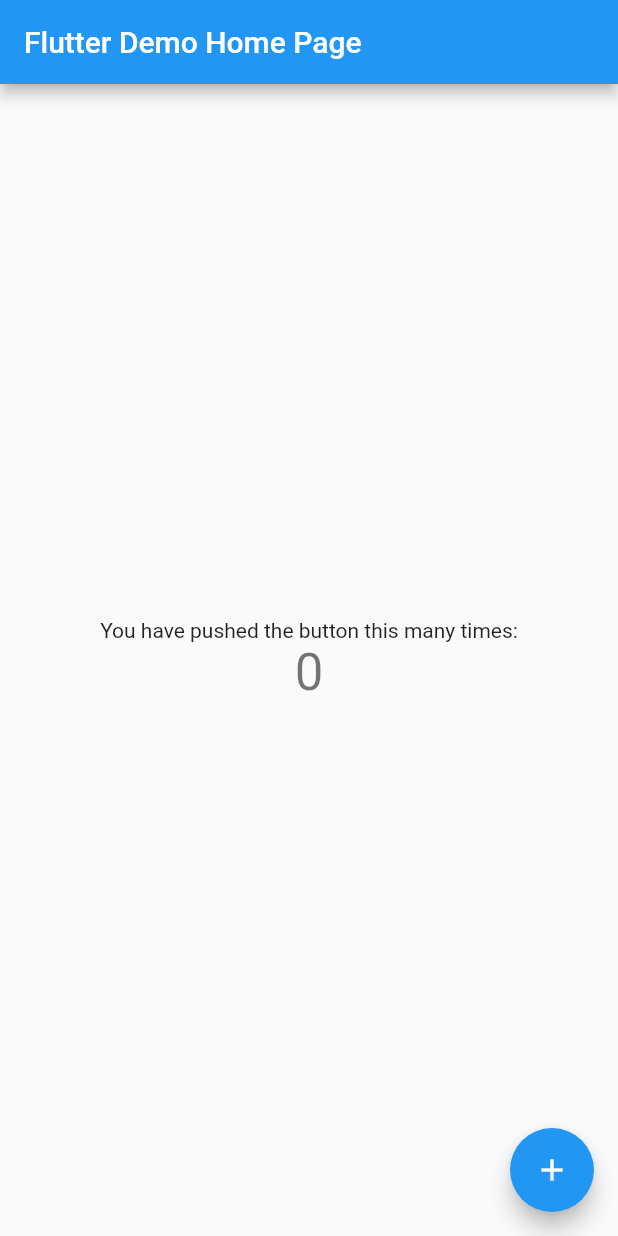
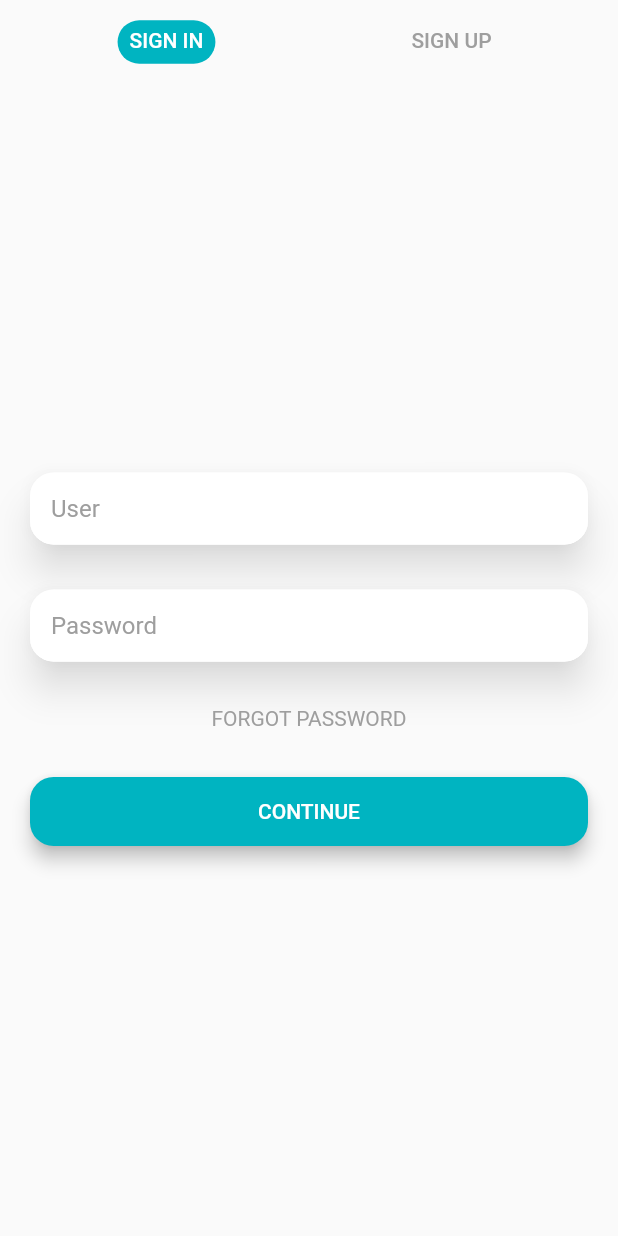
Before and after one commit to KennyCamba/ciprrd_service, a Flutter app: the screen it shows after launch, on a phone screen of 412 x 824 dp. Run offline on Flutter 3.47's test engine with Material 2 defaults, Android fonts, the light colour scheme and no system bars; our stand-ins replace sqflite, toast; accounts and stored records are empty.

Commit message:
Login y barra de navegacion

```diff
--- a/lib/main.dart
+++ b/lib/main.dart
@@ -1,5 +1,9 @@
-import 'package:ciprrd_service/sql/Insert.dart';
+import 'package:bubble_tab_indicator/bubble_tab_indicator.dart';
+import 'package:ciprrd_service/session/session.dart';
 import 'package:ciprrd_service/sql/models.dart' as models;
+import 'package:ciprrd_service/values/colors.dart';
+import 'package:ciprrd_service/views/login.dart';
+import 'package:flutter/cupertino.dart';
 import 'package:sqflite/sqflite.dart';
 
 import 'sql/connection.dart';
@@ -8,10 +12,15 @@
 void main() => runApp(MyApp());
 
 class MyApp extends StatelessWidget {
-  // This widget is the root of your application.
+  models.User user;
 
   void init() async{
     await Connection.getInstance().open("CIPRRDDB");
+    user = await Session.getUser();
+    if(user != null){
+      print(user.login);
+    }
+    //session = Session.getActiveSession();
     //await Connection.getInstance().delete("CIPRRDDB");
     //await (await Connection.getInstance().database).execute("insert into Period(periodHour)	values('07:30')", );
     //Province p = new Province(provinceName: "Guayas");
@@ -20,94 +29,252 @@
     //Canton c = new Canton(cantonName: "Guayaquil", provinceID: p);
     //c.save();
     //print((await Canton.filter(where: "cantonID = ?", whereArgs: [1]))[0].toMap());
-    print((await models.Province.filter(orderBy: "provinceName")));
+    //print((await models.Province.filter(orderBy: "provinceName")));
+    //user = models.User(username: "kennyCamba", email: "kacamba@espol.edu.ec", firstname: "Kenny", lastname: "Camba", login: false, rol: "admin");
+    //await user.save();
   }
   @override
   Widget build(BuildContext context){
     init();
-    return MaterialApp(
-      title: 'Flutter Demo',
-      theme: ThemeData(
-        // This is the theme of your application.
-        //
-        // Try running your application with "flutter run". You'll see the
-        // application has a blue toolbar. Then, without quitting the app, try
-        // changing the primarySwatch below to Colors.green and then invoke
-        // "hot reload" (press "r" in the console where you ran "flutter run",
-        // or simply save your changes to "hot reload" in a Flutter IDE).
-        // Notice that the counter didn't reset back to zero; the application
-        // is not restarted.
-        primarySwatch: Colors.blue,
-      ),
-      home: MyHomePage(title: 'Flutter Demo Home Page'),
-    );
+    if(user != null && user.login){
+      return MaterialApp(
+        title: 'Flutter Demo',
+        theme: ThemeData(
+          primarySwatch: AppColors.app_theme,
+        ),
+        home: HomePage(title: '', user: user,),
+      );
+    }else {
+      return MaterialApp(
+        title: 'Flutter Demo',
+        theme: ThemeData(
+          primarySwatch: AppColors.app_theme,
+        ),
+        home: LoginPage(),
+      );
+    }
+
   }
 }
 
-class MyHomePage extends StatefulWidget {
-  MyHomePage({Key key, this.title}) : super(key: key);
+class LoginPage extends StatelessWidget {
+  @override
+  Widget build(BuildContext context) {
+    return DefaultTabController(
+      length: 2,
+      child: Scaffold(
+        appBar: AppBar(
+          backgroundColor: Colors.transparent,
+        toolbarOpacity: 0.0,
+        elevation: 0.0,
 
-  // This widget is the home page of your application. It is stateful, meaning
-  // that it has a State object (defined below) that contains fields that affect
-  // how it looks.
+        title: TabBar(
+          indicatorSize: TabBarIndicatorSize.label,
+          unselectedLabelColor: Colors.grey,
+          indicator: BubbleTabIndicator(
+            padding: const EdgeInsets.symmetric(vertical: 5.0, horizontal: 10.0),
+            indicatorRadius: 15.7,
+            indicatorHeight: 25.0,
+            indicatorColor: AppColors.primary,
+            tabBarIndicatorSize: TabBarIndicatorSize.label
+          ),
+          labelColor: Colors.white,
+          tabs:[
+            Tab(text: "SIGN IN",),
+            Tab(text: "SIGN UP",)
+          ]
+        ),
+      ),
+        body: TabBarView(
+          children: <Widget>[
+            Login(),
+            Icon(Icons.email)
+          ],
+        ),
+      )
+    );
+  }
 
-  // This class is the configuration for the state. It holds the values (in this
-  // case the title) provided by the parent (in this case the App widget) and
-  // used by the build method of the State. Fields in a Widget subclass are
-  // always marked "final".
+}
+
+class HomePage extends StatefulWidget {
+  HomePage({Key key, this.title, this.user}) : super(key: key);
 
   final String title;
+  final models.User user;
 
   @override
-  _MyHomePageState createState() => _MyHomePageState();
+  _MyHomePageState createState() => _MyHomePageState(user: user);
 }
 
-class _MyHomePageState extends State<MyHomePage> {
+class _MyHomePageState extends State<HomePage> {
   int _counter = 0;
+
+  final models.User user;
+
+  _MyHomePageState({this.user});
 
   void _incrementCounter() {
     setState(() {
-      // This call to setState tells the Flutter framework that something has
-      // changed in this State, which causes it to rerun the build method below
-      // so that the display can reflect the updated values. If we changed
-      // _counter without calling setState(), then the build method would not be
-      // called again, and so nothing would appear to happen.
       _counter++;
     });
   }
 
+  void logout(BuildContext context){
+    user.login = false;
+    user.update();
+    Navigator.pop(context);
+    Navigator.pushReplacement(
+      context,
+      MaterialPageRoute(builder: (contex) => LoginPage()),
+    );
+  }
+
   @override
   Widget build(BuildContext context) {
-    // This method is rerun every time setState is called, for instance as done
-    // by the _incrementCounter method above.
-    //
-    // The Flutter framework has been optimized to make rerunning build methods
-    // fast, so that you can just rebuild anything that needs updating rather
-    // than having to individually change instances of widgets.
     return Scaffold(
       appBar: AppBar(
-        // Here we take the value from the MyHomePage object that was created by
-        // the App.build method, and use it to set our appbar title.
         title: Text(widget.title),
       ),
+      drawer: Drawer(
+        child: ListView(
+          padding: EdgeInsets.zero,
+          children: <Widget>[
+            UserAccountsDrawerHeader(
+              decoration: BoxDecoration(
+                color: AppColors.app_theme.shade800,
+                image: DecorationImage(
+                  image: new NetworkImage("https://cdn.wallpapersafari.com/88/47/FTGSmV.jpg"),
+                  fit: BoxFit.fill,
+                ),
+                border: BorderDirectional(
+                  bottom: BorderSide(
+                    color: AppColors.primary,
+                    width: 4.0
+                  )
+                ),
+              ),
+              accountName: Text(user.firstname.toUpperCase(), style: TextStyle(color: AppColors.app_theme.shade50, fontSize: 16),),
+              accountEmail: Text(user.username + "\n" + user.rol,  style: TextStyle(color: AppColors.app_theme.shade50)),
+              currentAccountPicture:
+                CircleAvatar(
+                  backgroundColor: Theme.of(context).platform == TargetPlatform.iOS ? Colors.blue: Colors.white,
+                  child: Text(
+                    user.username[0].toUpperCase(),
+                    style:
+                    TextStyle(
+                        fontSize: 40.0
+                    ),
+                  ),
+                ),
+            ),
+            ListTile(
+              title: Row(
+                children: <Widget>[
+                  Icon(Icons.home, color: AppColors.primary,),
+                  SizedBox(width: 10,),
+                  Text('Inicio'),
+                ],
+              ),
+              onTap: () {
+                Navigator.pop(context);
+              },
+            ),
+            ListTile(
+              title: Row(
+                children: <Widget>[
+                  Icon(Icons.pie_chart, color: AppColors.primary,),
+                  SizedBox(width: 10,),
+                  Text('Datos'),
+                ],
+              ),
+              onTap: () {
+                Navigator.pop(context);
+              },
+            ),
+            ListTile(
+              title: Row(
+                children: <Widget>[
+                  Icon(Icons.add, color: AppColors.primary,),
+                  SizedBox(width: 10,),
+                  Text('Agregar Observación'),
+                ],
+              ),
+              onTap: () {
+                Navigator.pop(context);
+              },
+            ),
+            ListTile(
+              title: Row(
+                children: <Widget>[
+                  Icon(Icons.map, color: AppColors.primary,),
+                  SizedBox(width: 10,),
+                  Text('Mapa'),
+                ],
+              ),
+              onTap: () {
+                Navigator.pop(context);
+              },
+            ),
+            ListTile(
+              title: Row(
+                children: <Widget>[
+                  Icon(Icons.contact_mail, color: AppColors.primary,),
+                  SizedBox(width: 10,),
+                  Text('Contáctanos'),
+                ],
+              ),
+              onTap: () {
+                Navigator.pop(context);
+              },
+            ),
+            Divider(
+              color: Colors.grey,
+            ),
+            Padding(
+              child: Text("Aplicación", style: TextStyle(color: Colors.grey, fontSize: 12.0,),),
+              padding: EdgeInsets.only(left: 5.0),
+            ),
+            ListTile(
+              title: Row(
+                children: <Widget>[
+                  Icon(Icons.info_outline,),
+                  SizedBox(width: 10,),
+                  Text('Sobre nosotros'),
+                ],
+              ),
+              onTap: () {
+                Navigator.pop(context);
+              },
+            ),
+            ListTile(
+              title: Row(
+                children: <Widget>[
+                  Icon(Icons.verified_user,),
+                  SizedBox(width: 10,),
+                  Text('Privacy Policy'),
+                ],
+              ),
+              onTap: () {
+                Navigator.pop(context);
+              },
+            ),
+            ListTile(
+              title: Row(
+                children: <Widget>[
+                  Icon(Icons.exit_to_app,),
+                  SizedBox(width: 10,),
+                  Text('Cerrar sesión'),
+                ],
+              ),
+              onTap: () => logout(context),
+            ),
+          ],
+        ),
+      ),
       body: Center(
-        // Center is a layout widget. It takes a single child and positions it
-        // in the middle of the parent.
+
         child: Column(
-          // Column is also a layout widget. It takes a list of children and
-          // arranges them vertically. By default, it sizes itself to fit its
-          // children horizontally, and tries to be as tall as its parent.
-          //
-          // Invoke "debug painting" (press "p" in the console, choose the
-          // "Toggle Debug Paint" action from the Flutter Inspector in Android
-          // Studio, or the "Toggle Debug Paint" command in Visual Studio Code)
-          // to see the wireframe for each widget.
-          //
-          // Column has various properties to control how it sizes itself and
-          // how it positions its children. Here we use mainAxisAlignment to
-          // center the children vertically; the main axis here is the vertical
-          // axis because Columns are vertical (the cross axis would be
-          // horizontal).
           mainAxisAlignment: MainAxisAlignment.center,
           children: <Widget>[
             Text(
@@ -124,7 +291,7 @@
         onPressed: _incrementCounter,
         tooltip: 'Increment',
         child: Icon(Icons.add),
-      ), // This trailing comma makes auto-formatting nicer for build methods.
+      ),
     );
   }
 }
--- /dev/null
+++ b/lib/session/session.dart
@@ -0,0 +1,26 @@
+import 'package:ciprrd_service/sql/models.dart';
+
+class Session {
+  final User user = getUser() as User;
+
+  static Session active = new Session();
+
+  Session();
+
+  static Session getActiveSession(){
+    return active;
+  }
+
+  static Future<User> getUser() async {
+    List<User> users = await User.objects();
+    return users.length > 0 ? users[0] : null;
+  }
+
+  bool isUserLogin(){
+    return false;
+  }
+
+  bool login(String username, String password){
+    return true;
+  }
+}
--- a/lib/sql/models.dart
+++ b/lib/sql/models.dart
@@ -25,7 +25,7 @@
         table,
         this.toMap(),
         where: id + " = ?",
-        whereArgs: [id],
+        whereArgs: [this.id],
     );
   }
 
@@ -501,8 +501,13 @@
 class User extends Model{
   final int userID;
   final String username;
+  final String email;
+  final String firstname;
+  final String lastname;
+  String rol;
+  bool login;
 
-  User({this.userID, this.username}){
+  User({this.userID, this.username, this.email, this.firstname, this.lastname, this.login, this.rol}){
     super.id = this.userID;
   }
 
@@ -510,15 +515,28 @@
   Map<String, dynamic> toMap(){
     return {
       'userID': userID,
-      'username': username
+      'username': username,
+      'email': email,
+      'firstname': firstname,
+      'lastname': lastname,
+      'login': login,
+      'rol': rol
     };
+  }
+
+  @override
+  String toString(){
+    return toMap().toString();
   }
 
   static Future<List<User>> objects() async{
     final List<Map<String, dynamic>> maps = await Model.query("User", );
     List<User> users = new List<User>();
     for(int i=0; i< maps.length; i++){
-      User user = new User(userID: maps[i]["userID"], username: maps[i]["userHour"]);
+      User user = new User(userID: maps[i]["userID"], username: maps[i]["username"], email: maps[i]["email"],
+          firstname: maps[i]["firstname"], lastname: maps[i]["lastname"], login: maps[i]["login"] == 1 ? true : false,
+          rol: maps[i]["rol"]
+      );
       users.add(user);
     }
     return users;
@@ -538,7 +556,10 @@
         limit: limit, offset: offset);
     List<User> users = new List<User>();
     for(int i=0; i< maps.length; i++){
-      User user = new User(userID: maps[i]["userID"], username: maps[i]["userHour"]);
+      User user = new User(userID: maps[i]["userID"], username: maps[i]["username"], email: maps[i]["email"],
+          firstname: maps[i]["firstname"], lastname: maps[i]["lastname"], login: maps[i]["login"] == 1 ? true : false,
+          rol: maps[i]["rol"]
+      );
       users.add(user);
     }
     return users;
--- /dev/null
+++ b/lib/values/colors.dart
@@ -0,0 +1,26 @@
+import 'dart:ui';
+
+import 'package:flutter/material.dart';
+
+class AppColors {
+
+  static final primary = Color(0xFF00B4C1);
+  static final app_theme = MaterialColor(
+      0xFF00B4C1,
+      <int, Color>{
+        50: Color(0xFFFFFFFF),
+        100: Color(0xFFF7F7FA),
+        200: Color(0xFFF7F6FF),
+        300: Color(0xFF80DAE0),
+        400: Color(0xFF00B4C1), //primary
+        500: Color(0xFF00B4C1),
+        600: Color(0xFF035B62),
+        700: Color(0xFF3D4255),
+        800: Color(0xFF2A2E43),
+        900: Color(0xFF000000)
+    }
+  );
+
+
+  AppColors();
+}
--- /dev/null
+++ b/lib/views/login.dart
@@ -0,0 +1,131 @@
+import 'package:ciprrd_service/main.dart';
+import 'package:ciprrd_service/session/session.dart';
+import 'package:ciprrd_service/sql/models.dart' as models;
+import 'package:ciprrd_service/values/colors.dart';
+import 'package:flutter/cupertino.dart';
+import 'package:flutter/material.dart';
+import 'package:flutter/services.dart';
+import 'package:toast/toast.dart';
+
+class Login extends StatefulWidget {
+  @override
+  State<StatefulWidget> createState() {
+    return _Login();
+  }
+
+}
+
+class _Login extends State<Login>{
+
+  final user = TextEditingController();
+  final pass = TextEditingController();
+
+  void login(BuildContext context)async{
+    String usuario = user.text;
+    models.User usu = await Session.getUser();
+    if(usu != null && usu.username == usuario){
+      usu.login = true;
+      await usu.update();
+      print("usu: " + usu.login.toString());
+      models.User usu2 = await Session.getUser();
+      print("usu2: " + usu2.login.toString());
+      Navigator.pushReplacement(
+        context,
+        MaterialPageRoute(builder: (contex) => HomePage(title: "", user: usu,)),
+      );
+    }else{
+      Toast.show("No login", context, duration: Toast.LENGTH_SHORT, gravity: Toast.BOTTOM);
+    }
+
+  }
+
+  @override
+  void dispose(){
+    user.dispose();
+    pass.dispose();
+    super.dispose();
+  }
+
+  @override
+  Widget build(BuildContext context) {
+    return Padding(
+      padding: const EdgeInsets.all(20.0),
+      child: Column(
+        mainAxisAlignment: MainAxisAlignment.center,
+        children: <Widget>[
+          Material(
+            elevation: 10.0,
+            shadowColor: Colors.black54,
+            borderRadius: BorderRadius.circular(15.7),
+            child: TextField(
+              controller: user,
+              autofocus: false,
+              cursorColor: AppColors.primary,
+              decoration: InputDecoration(
+                  hintText: "User",
+                  hintStyle: TextStyle(color: Colors.grey),
+                  filled: true,
+                  fillColor: Colors.white,
+                  contentPadding: const EdgeInsets.only(left: 14.0, bottom: 8.0, top: 8.0),
+                  focusedBorder: OutlineInputBorder(
+                    borderSide: BorderSide(color: AppColors.primary, width: 2.0),
+                    borderRadius: BorderRadius.circular(15.7),
+                  ),
+                  enabledBorder: UnderlineInputBorder(
+                    borderSide: BorderSide(color: Colors.white),
+                    borderRadius: BorderRadius.circular(15.7),
+                  )
+              ),
+            ),
+          ),
+          SizedBox(height: 30,),
+          Material(
+            elevation: 10.0,
+            shadowColor: Colors.black54,
+            borderRadius: BorderRadius.circular(15.7),
+            child: TextField(
+              cursorColor: AppColors.primary,
+              controller: pass,
+              obscureText: true,
+              autofocus: false,
+              decoration: InputDecoration(
+                  hintStyle: TextStyle(color: Colors.grey),
+                  hintText: "Password",
+                  filled: true,
+                  fillColor: Colors.white,
+                  contentPadding: const EdgeInsets.only(left: 14.0, bottom: 8.0, top: 8.0),
+                  focusedBorder: OutlineInputBorder(
+                    borderSide: BorderSide(color: AppColors.primary, width: 2.0),
+                    borderRadius: BorderRadius.circular(15.7),
+                  ),
+                  enabledBorder: UnderlineInputBorder(
+                    borderSide: BorderSide(color: Colors.white),
+                    borderRadius: BorderRadius.circular(15.7),
+                  )
+              ),
+            ),
+          ),
+          SizedBox(height: 30,),
+          Text("FORGOT PASSWORD", style: TextStyle(color: Colors.grey),),
+          SizedBox(height: 30,),
+          SizedBox(
+            width: double.infinity,
+            child: RaisedButton(
+              onPressed: () => login(context),
+              elevation: 5.0,
+              textColor: Colors.white,
+              padding: EdgeInsets.symmetric(vertical: 15.0),
+              color: AppColors.primary,
+              child: Text("CONTINUE"),
+              shape: RoundedRectangleBorder(
+                borderRadius: BorderRadius.circular(15.7),
+              ),
+            )
+          )
+        ],
+      ),
+    );
+
+  }
+
+}
--- a/pubspec.yaml
+++ b/pubspec.yaml
@@ -22,6 +22,8 @@
   sqflite:
   path:
   intl:
+  bubble_tab_indicator: "^0.1.4"
+  toast: "^0.1.5"
 
   # The following adds the Cupertino Icons font to your application.
   # Use with the CupertinoIcons class for iOS style icons.
```
Also changed, not shown: lib/Service.dart (added, +42 -0 lines), lib/sql/connection.dart (+6 -5 lines), lib/assets/imgs/header.png (added), pubspec.lock, 1 other file.
